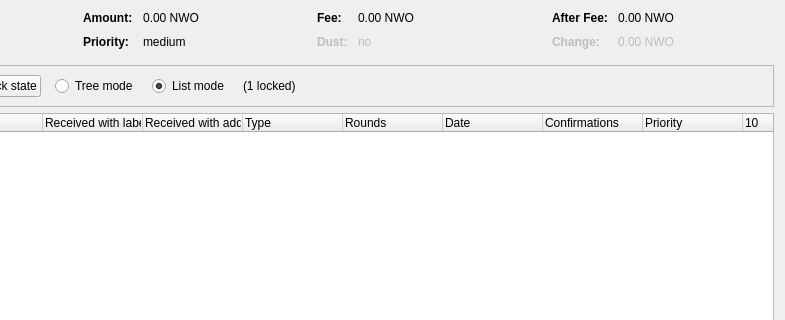
First picture: the form in src/qt/forms/coincontroldialog.ui, repository MotoAcidic/BaseSource, before the edit; both pictures show x 169 to 954 and y 0 to 320 of the 954 by 500 pixel window.
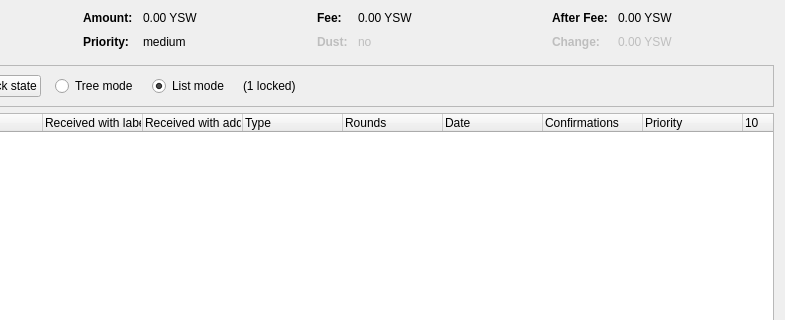
Second picture: the form after the edit. Custom widgets are drawn as their Qt base class.

```diff
--- a/src/qt/forms/coincontroldialog.ui
+++ b/src/qt/forms/coincontroldialog.ui
@@ -132,7 +132,7 @@
           <enum>Qt::ActionsContextMenu</enum>
          </property>
          <property name="text">
-          <string notr="true">0.00 NWO</string>
+          <string notr="true">0.00 YSW</string>
          </property>
          <property name="textInteractionFlags">
           <set>Qt::LinksAccessibleByMouse|Qt::TextSelectableByKeyboard|Qt::TextSelectableByMouse</set>
@@ -206,7 +206,7 @@
           <enum>Qt::ActionsContextMenu</enum>
          </property>
          <property name="text">
-          <string notr="true">0.00 NWO</string>
+          <string notr="true">0.00 YSW</string>
          </property>
          <property name="textInteractionFlags">
           <set>Qt::LinksAccessibleByMouse|Qt::TextSelectableByKeyboard|Qt::TextSelectableByMouse</set>
@@ -286,7 +286,7 @@
           <enum>Qt::ActionsContextMenu</enum>
          </property>
          <property name="text">
-          <string notr="true">0.00 NWO</string>
+          <string notr="true">0.00 YSW</string>
          </property>
          <property name="textInteractionFlags">
           <set>Qt::LinksAccessibleByMouse|Qt::TextSelectableByKeyboard|Qt::TextSelectableByMouse</set>
@@ -321,7 +321,7 @@
           <enum>Qt::ActionsContextMenu</enum>
          </property>
          <property name="text">
-          <string notr="true">0.00 NWO</string>
+          <string notr="true">0.00 YSW</string>
          </property>
          <property name="textInteractionFlags">
           <set>Qt::LinksAccessibleByMouse|Qt::TextSelectableByKeyboard|Qt::TextSelectableByMouse</set>
```
